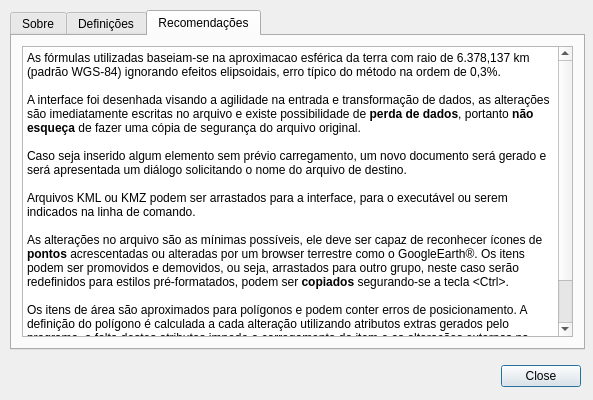
First picture: the form in dialogs/aboutdialog.ui, repository cragapito/qtkamal, before the edit.
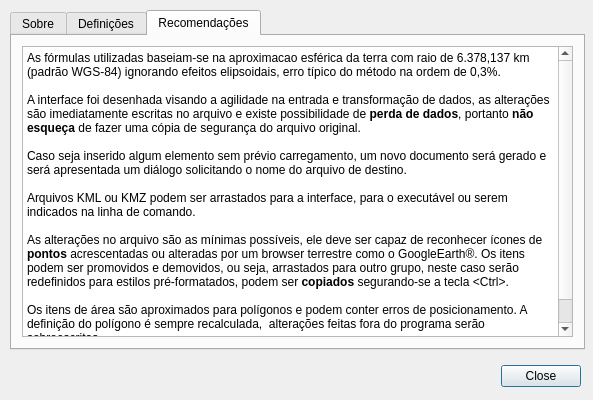
Second picture: the form after the edit. The open tabs and pages were chosen to show the change. Icons and pictures are not drawn.

What changed in the file:
```diff
--- a/dialogs/aboutdialog.ui
+++ b/dialogs/aboutdialog.ui
@@ -222,8 +222,7 @@
 &lt;p style=&quot;-qt-paragraph-type:empty; margin-top:0px; margin-bottom:0px; margin-left:0px; margin-right:0px; -qt-block-indent:0; text-indent:0px; font-family:'Sans Serif';&quot;&gt;&lt;br /&gt;&lt;/p&gt;
 &lt;p style=&quot; margin-top:0px; margin-bottom:0px; margin-left:0px; margin-right:0px; -qt-block-indent:0; text-indent:0px;&quot;&gt;&lt;span style=&quot; font-family:'Sans Serif';&quot;&gt;As alterações no arquivo são as mínimas possíveis, ele deve ser capaz de reconhecer ícones de &lt;/span&gt;&lt;span style=&quot; font-family:'Sans Serif'; font-weight:600;&quot;&gt;pontos&lt;/span&gt;&lt;span style=&quot; font-family:'Sans Serif';&quot;&gt; acrescentadas ou alteradas por um browser terrestre como o GoogleEarth®. Os itens podem ser promovidos e demovidos, ou seja, arrastados para outro grupo, neste caso serão redefinidos para estilos pré-formatados, podem ser &lt;/span&gt;&lt;span style=&quot; font-family:'Sans Serif'; font-weight:600;&quot;&gt;copiados&lt;/span&gt;&lt;span style=&quot; font-family:'Sans Serif';&quot;&gt; segurando-se a tecla &amp;lt;Ctrl&amp;gt;.&lt;/span&gt;&lt;/p&gt;
 &lt;p style=&quot;-qt-paragraph-type:empty; margin-top:0px; margin-bottom:0px; margin-left:0px; margin-right:0px; -qt-block-indent:0; text-indent:0px; font-family:'Sans Serif';&quot;&gt;&lt;br /&gt;&lt;/p&gt;
-&lt;p style=&quot; margin-top:0px; margin-bottom:0px; margin-left:0px; margin-right:0px; -qt-block-indent:0; text-indent:0px;&quot;&gt;&lt;span style=&quot; font-family:'Sans Serif';&quot;&gt;Os itens de área são aproximados para polígonos e podem conter erros de posicionamento. A definição do polígono é calculada a cada alteração utilizando atributos extras gerados pelo programa, a falta destes atributos impede o carregamento do item e as alterações externas na definição do poligono serão sobreescritas a cada alteração.&lt;/span&gt;&lt;/p&gt;
-&lt;p style=&quot;-qt-paragraph-type:empty; margin-top:0px; margin-bottom:0px; margin-left:0px; margin-right:0px; -qt-block-indent:0; text-indent:0px; font-family:'Sans Serif';&quot;&gt;&lt;br /&gt;&lt;/p&gt;
+&lt;p style=&quot; margin-top:0px; margin-bottom:0px; margin-left:0px; margin-right:0px; -qt-block-indent:0; text-indent:0px;&quot;&gt;&lt;span style=&quot; font-family:'Sans Serif';&quot;&gt;Os itens de área são aproximados para polígonos e podem conter erros de posicionamento. A definição do polígono é sempre recalculada,  alterações feitas fora do programa serão sobreescritas.&lt;/span&gt;&lt;/p&gt;
 &lt;p style=&quot;-qt-paragraph-type:empty; margin-top:0px; margin-bottom:0px; margin-left:0px; margin-right:0px; -qt-block-indent:0; text-indent:0px; font-family:'Sans Serif';&quot;&gt;&lt;br /&gt;&lt;/p&gt;&lt;/body&gt;&lt;/html&gt;</string>
      </property>
     </widget>
```
Left out of the diff: 2 changed lines with no effect on the pictures.
